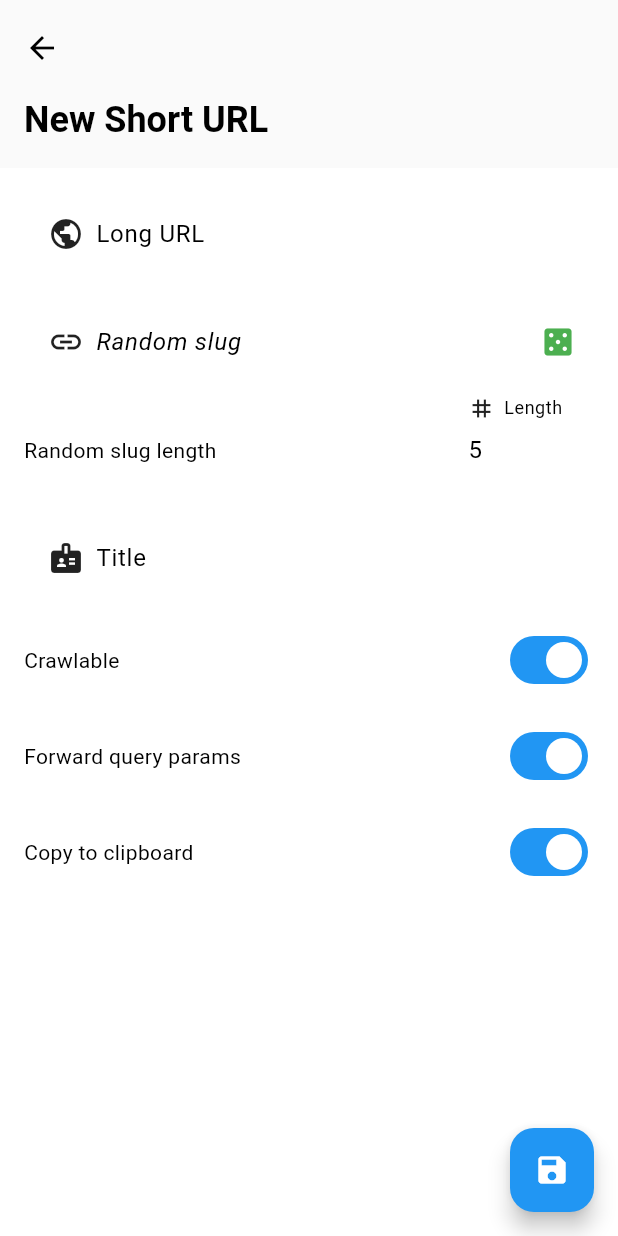
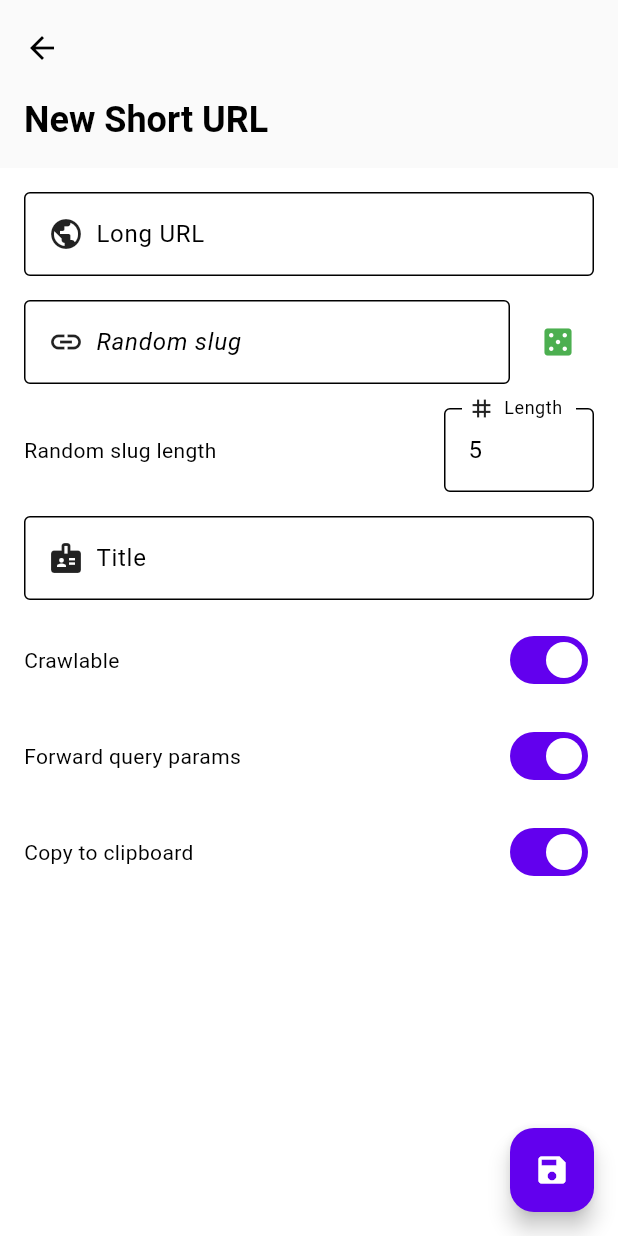
Before and after one commit to rainloreley/shlink-manager, a Flutter app: the ShortURLEditView screen opened directly, on a phone screen of 412 x 824 dp. Run offline on Flutter 3.47's test engine with Material 2 defaults, Android fonts, the phone set to English and light mode, and no system bars; drawn by our look-alikes of dynamic_color; our stand-ins replace dartz, flutter_secure_storage, qr_flutter; accounts and stored records are empty.

Commit message:
fixed color issue on Android 11 and below

```diff
--- a/lib/main.dart
+++ b/lib/main.dart
@@ -12,7 +12,7 @@ class MyApp extends StatelessWidget {
   const MyApp({super.key});
 
   static final _defaultLightColorScheme =
-  ColorScheme.fromSwatch(primarySwatch: Colors.blue);
+  ColorScheme.light();//.fromSwatch(primarySwatch: Colors.blue, backgroundColor: Colors.white);
 
   static final _defaultDarkColorScheme = ColorScheme.fromSwatch(
       primarySwatch: Colors.blue, brightness: Brightness.dark);
--- a/pubspec.yaml
+++ b/pubspec.yaml
@@ -16,7 +16,7 @@ publish_to: 'none' # Remove this line if you wish to publish to pub.dev
 # https://developer.apple.com/library/archive/documentation/General/Reference/InfoPlistKeyReference/Articles/CoreFoundationKeys.html
 # In Windows, build-name is used as the major, minor, and patch parts
 # of the product and file versions while build-number is used as the build suffix.
-version: 0.9.0+2
+version: 0.9.0+3
 
 environment:
   sdk: ^2.19.0
```
